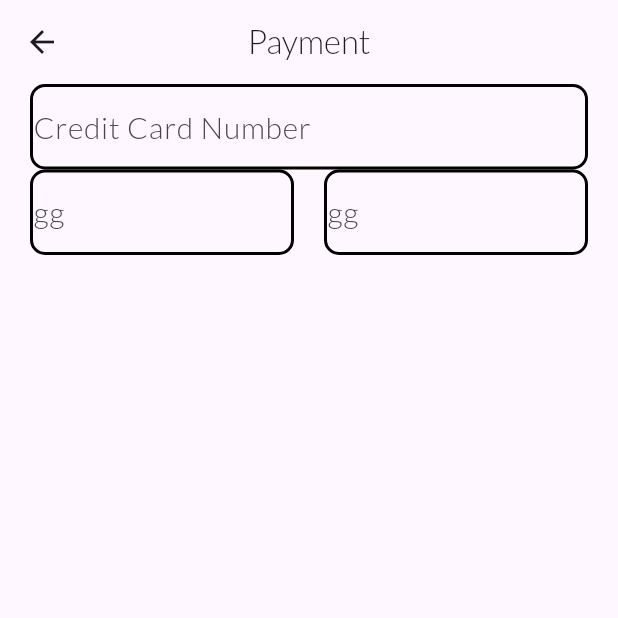
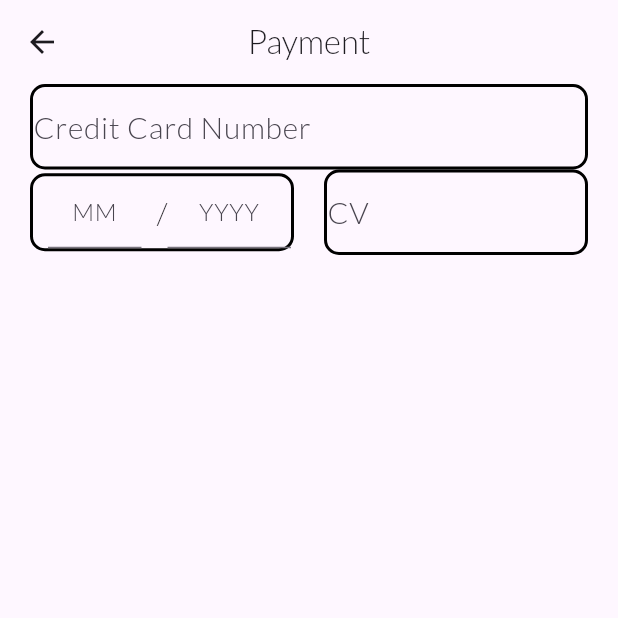
Before and after one commit to ChuyiCrack/Online-Shop-Flutter, a Flutter app: the paymentStatefull screen opened directly, on a phone screen of 412 x 824 dp, the top half of it. Run offline on Flutter 3.47's test engine with Material 3 defaults, Android fonts, the phone set to English and light mode, and no system bars; missing offline and left inert: dart:ffi.

Commit message:
Add the Credit card TextFields

```diff
--- a/lib/payment.dart
+++ b/lib/payment.dart
@@ -1,3 +1,4 @@
+import 'package:flutter/cupertino.dart';
 import 'package:flutter/material.dart';
 import 'package:flutter/services.dart';
 import 'package:flutter/widgets.dart';
@@ -51,20 +52,48 @@ class paymentState extends State<paymentStatefull> {
           Row(
             children: [
               Expanded(
-                child: Container(
-                  margin: const EdgeInsets.only(left: 20, right: 10),
-                  decoration: boxinputDecoration(),
-                  child: TextField(
-                    decoration: inputDecoration('gg'),
-                  ),
+                  child: Container(
+                margin: const EdgeInsets.only(left: 20, right: 10),
+                decoration: boxinputDecoration(),
+                child: Row(
+                  children: [
+                    Expanded(
+                        child: Container(
+                      margin: const EdgeInsets.symmetric(horizontal: 10),
+                      child: const TextField(
+                        maxLength: 2,
+                        decoration: InputDecoration(
+                            focusedBorder: InputBorder.none,
+                            hintText: 'MM',
+                            counterText: ''),
+                        textAlign: TextAlign.center,
+                      ),
+                    )),
+                    const Text(
+                      '/',
+                      style: TextStyle(fontSize: 20),
+                    ),
+                    Expanded(
+                        child: Container(
+                      child: TextField(
+                        maxLength: 4,
+                        decoration: const InputDecoration(
+                            focusedBorder: InputBorder.none,
+                            hintText: 'YYYY',
+                            counterText: ''),
+                        textAlign: TextAlign.center,
+                      ),
+                    )),
+                  ],
                 ),
-              ),
+              )),
               Expanded(
                 child: Container(
                   margin: const EdgeInsets.only(left: 10, right: 20),
                   decoration: boxinputDecoration(),
                   child: TextField(
-                    decoration: inputDecoration('gg'),
+                    maxLength: 4,
+                    decoration: inputDecoration('CV'),
                   ),
                 ),
               ),
```
